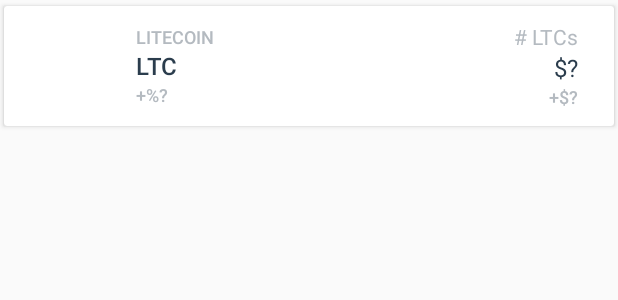
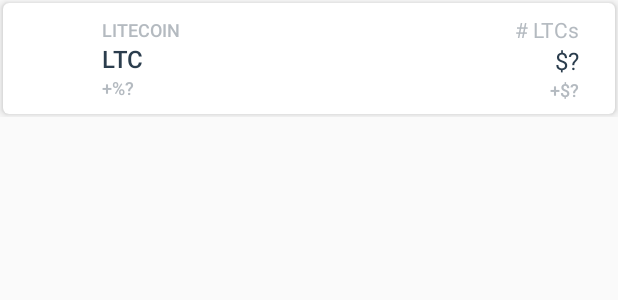
Before and after one commit to NeLk42/cryptofolio, an Android app: the layout balance_grid_item.xml on its own in the app's theme, with its tools: preview values and no code run, on a phone screen of 412 x 824 dp. Shown: the top 300 px of the screen. Run offline under Robolectric (Android 15) with nearby library versions, the phone set to English and light mode, and no system bars.

Commit message:
Final touches to CardView and shadow

```diff
--- a/app/src/main/res/layout/activity_main.xml
+++ b/app/src/main/res/layout/activity_main.xml
@@ -14,13 +14,11 @@
     <GridLayout
         android:layout_width="match_parent"
         android:layout_height="match_parent"
-        android:clipToPadding="false"
         tools:context="nelk.io.crypton.MainActivity">
 
         <android.support.v7.widget.RecyclerView
             android:layout_width="match_parent"
             android:layout_height="wrap_content"
-            android:outlineProvider="bounds"
             android:id="@+id/rv_balances_grid"
             android:scrollbars="vertical">
         </android.support.v7.widget.RecyclerView>
--- a/app/src/main/res/layout/balance_grid_item.xml
+++ b/app/src/main/res/layout/balance_grid_item.xml
@@ -1,14 +1,15 @@
 <?xml version="1.0" encoding="utf-8"?>
 <LinearLayout xmlns:android="http://schemas.android.com/apk/res/android"
     xmlns:tools="http://schemas.android.com/tools"
-    xmlns:app="http://schemas.android.com/apk/res-auto"
     android:orientation="horizontal"
     android:layout_width="match_parent"
-    android:layout_height="wrap_content"
-    android:padding="0dp">
+    android:layout_height="wrap_content">
 
     <android.support.v7.widget.CardView
-        app:cardUseCompatPadding="true"
+        xmlns:card_view="http://schemas.android.com/apk/res-auto"
+        card_view:cardElevation="4dp"
+        card_view:cardCornerRadius="4dp"
+        android:layout_margin="2dp"
         android:layout_width="match_parent"
         android:layout_height="wrap_content"
         android:id="@+id/cv">
@@ -22,9 +23,10 @@
                 <ImageView
                     xmlns:android="http://schemas.android.com/apk/res/android"
                     android:id="@+id/coin_logo"
-                    android:layout_width="64dp"
-                    android:layout_height="64dp"
+                    android:layout_width="42dp"
+                    android:layout_height="42dp"
                     android:adjustViewBounds="true"
+                    android:layout_gravity="center_vertical"
                     />
 
                 <LinearLayout
```
